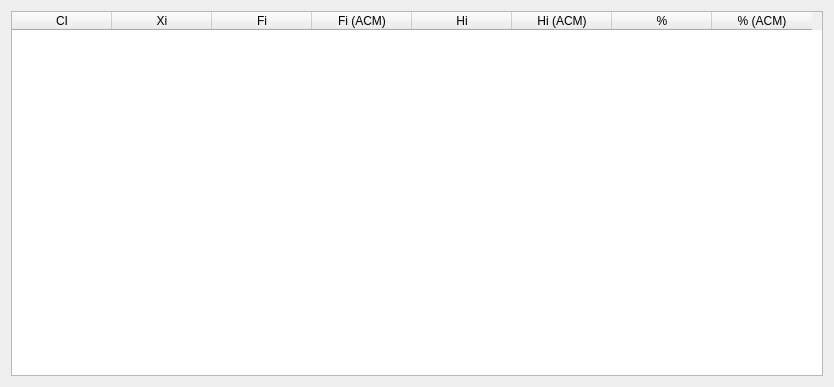
The window that ui/classintervalfreqt.ui (h-nick/SHelper) describes before a commit, drawn with Qt 5.
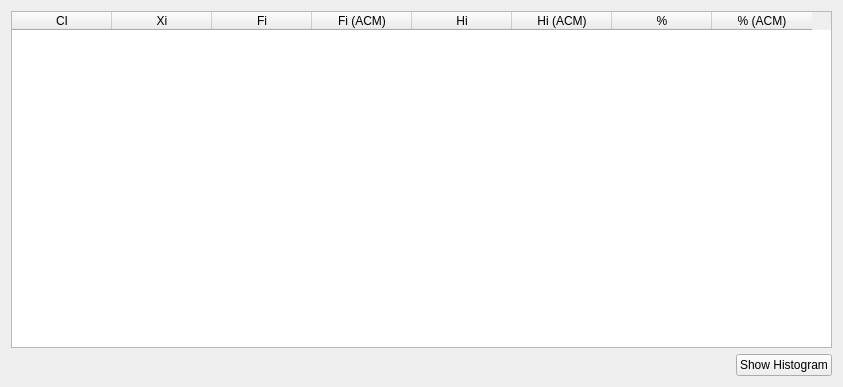
The same window after the commit.

Commit message:
Added Histogram for ClassIntervalG
Also fixed some other bugs.

```diff
--- a/ui/classintervalfreqt.ui
+++ b/ui/classintervalfreqt.ui
@@ -6,7 +6,7 @@
    <rect>
     <x>0</x>
     <y>0</y>
-    <width>834</width>
+    <width>843</width>
     <height>387</height>
    </rect>
   </property>
@@ -14,7 +14,27 @@
    <string>Form</string>
   </property>
   <layout class="QGridLayout" name="gridLayout">
-   <item row="0" column="0">
+   <item row="1" column="1">
+    <widget class="QPushButton" name="buttonHistogram">
+     <property name="text">
+      <string>Show Histogram</string>
+     </property>
+    </widget>
+   </item>
+   <item row="1" column="0">
+    <spacer name="horizontalSpacer">
+     <property name="orientation">
+      <enum>Qt::Horizontal</enum>
+     </property>
+     <property name="sizeHint" stdset="0">
+      <size>
+       <width>40</width>
+       <height>20</height>
+      </size>
+     </property>
+    </spacer>
+   </item>
+   <item row="0" column="0" colspan="2">
     <widget class="QTableWidget" name="table">
      <column>
       <property name="text">
```
The commit also changes 9 other files.
